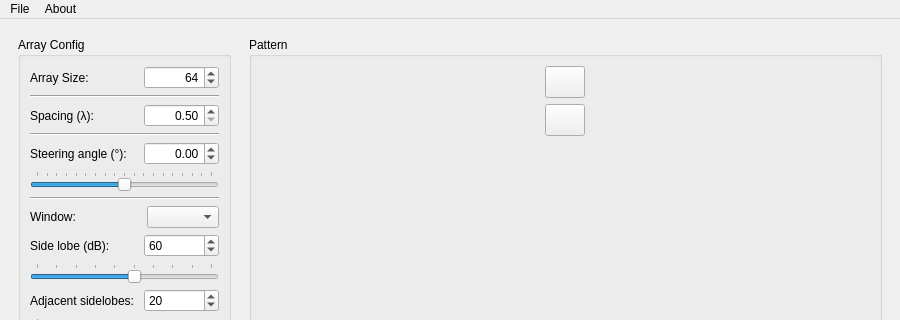
First picture: the form in ui_array_analysis.ui, repository rookiepeng/antenna-array-analysis, before the edit; both pictures show x 0 to 900 and y 0 to 320 of the 900 by 650 pixel window.
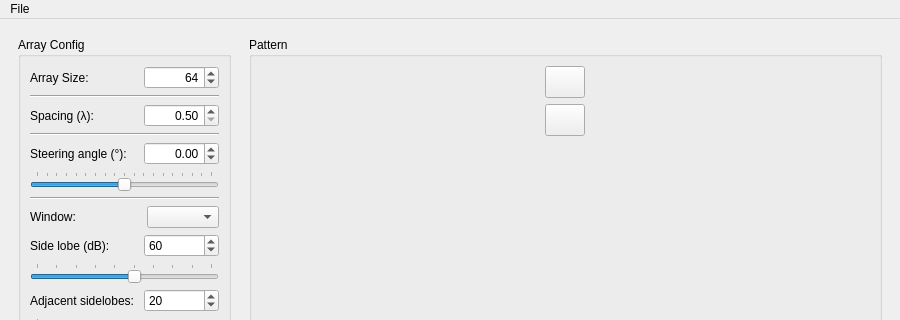
Second picture: the form after the edit. Icons and pictures are not drawn.

Commit message: add a quit menu

Diff of the .ui file:
```diff
--- a/ui_array_analysis.ui
+++ b/ui_array_analysis.ui
@@ -625,7 +625,7 @@
      <x>0</x>
      <y>0</y>
      <width>900</width>
-     <height>21</height>
+     <height>22</height>
     </rect>
    </property>
    <widget class="QMenu" name="menuFile">
@@ -637,14 +637,7 @@
     <addaction name="separator"/>
     <addaction name="actionQuit"/>
    </widget>
-   <widget class="QMenu" name="menuAbout">
-    <property name="title">
-     <string>About</string>
-    </property>
-    <addaction name="actionAbout_antenna_array_analysis"/>
-   </widget>
    <addaction name="menuFile"/>
-   <addaction name="menuAbout"/>
   </widget>
   <action name="actionExport_array_configurations">
    <property name="text">
```
Left out of the diff: 4 changed lines with no effect on the pictures. The commit also changes 1 other file.
